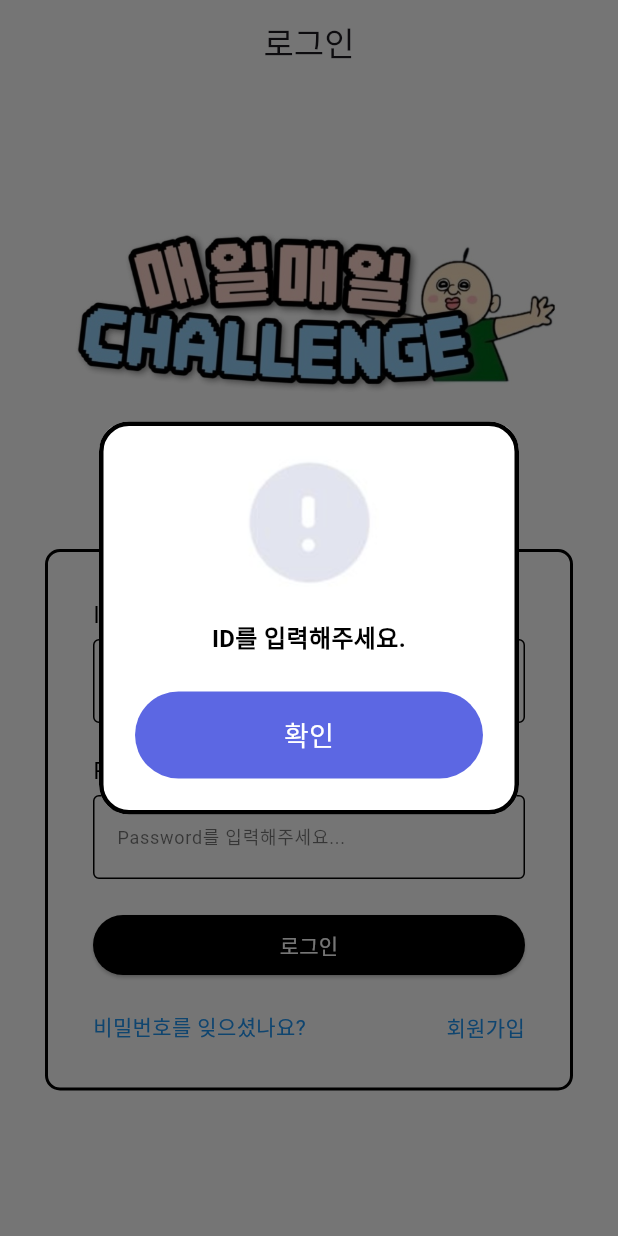
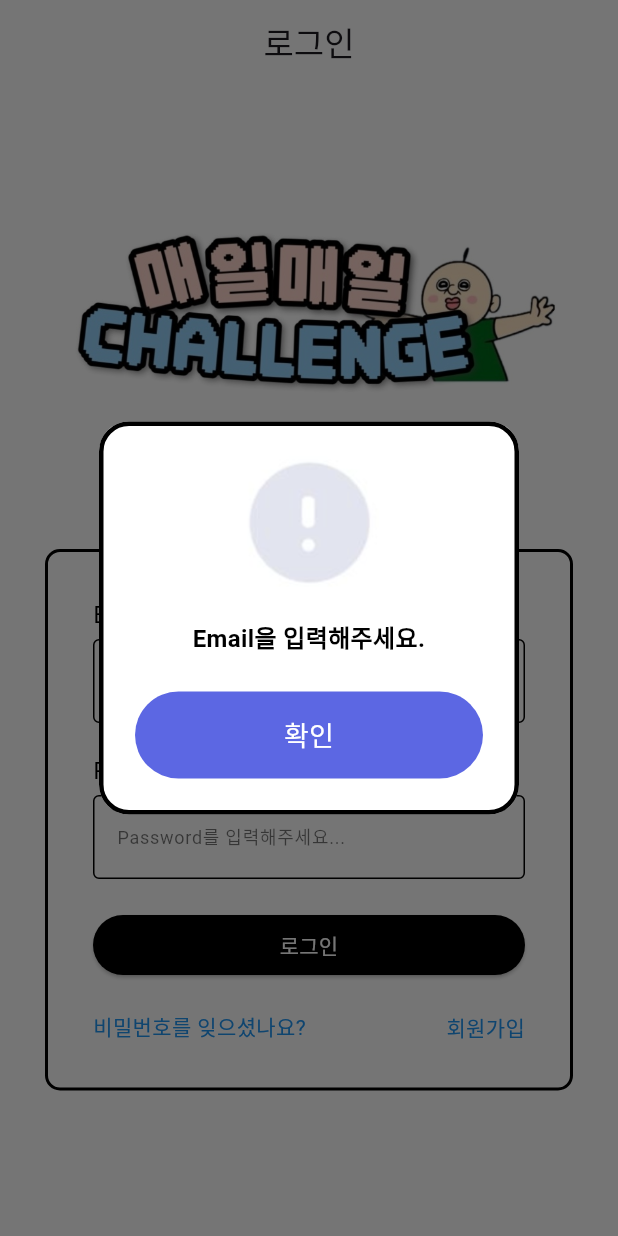
Before and after one commit to MobileProgrammingggggggg/everydaychallenge, a Flutter app: the LoginScreen screen opened directly, after a tap on "로그인", on a phone screen of 412 x 824 dp. Run offline on Flutter 3.47's test engine with Material 3 defaults, Android fonts, the phone set to English and light mode, and no system bars; our stand-ins replace cloud_firestore, confetti, firebase_auth, firebase_core, font_awesome_flutter, table_calendar; accounts and stored records are empty.

Commit message:
파베 오류 수정

```diff
--- a/lib/Login_screen.dart
+++ b/lib/Login_screen.dart
@@ -1,4 +1,5 @@
 import 'package:flutter/material.dart';
+import 'package:firebase_auth/firebase_auth.dart'; // Firebase Auth 추가
 import 'ForgotPassword_screen.dart';
 import 'SignUp_screen.dart';
 import 'Error_screen.dart';
@@ -23,27 +24,68 @@ class Login extends StatelessWidget {
 
 class LoginScreen extends StatelessWidget {
   final TextEditingController _passwordController = TextEditingController();
-  final TextEditingController _idController = TextEditingController();
+  final TextEditingController _emailController = TextEditingController();
 
+  // 에러 다이얼로그
   void _showErrorDialog(BuildContext context, String message) {
     showDialog(
       context: context,
       builder: (BuildContext context) {
-        return ErrorDialog(message: message); // ErrorDialog 호출
+        return ErrorDialog(message: message);
       },
     );
+  }
+
+  // Firebase를 사용한 로그인 처리
+  void _login(BuildContext context) async {
+    String email = _emailController.text.trim();
+    String password = _passwordController.text.trim();
+
+    if (email.isEmpty) {
+      _showErrorDialog(context, 'Email을 입력해주세요.');
+      return;
+    }
+    if (password.isEmpty) {
+      _showErrorDialog(context, 'Password를 입력해주세요.');
+      return;
+    }
+
+    try {
+      // Firebase Authentication 로그인
+      final credential = await FirebaseAuth.instance.signInWithEmailAndPassword(
+        email: email,
+        password: password,
+      );
+      print('로그인 성공: ${credential.user?.email}');
+      // 로그인 성공 시 메인 화면으로 이동
+      Navigator.pushReplacement(
+        context,
+        MaterialPageRoute(builder: (context) => MyApp()),
+      );
+    } on FirebaseAuthException catch (e) {
+      if (e.code == 'user-not-found') {
+        _showErrorDialog(context, '등록되지 않은 사용자입니다.');
+      } else if (e.code == 'wrong-password') {
+        _showErrorDialog(context, '비밀번호가 틀렸습니다.');
+      } else {
+        _showErrorDialog(context, '로그인 실패: ${e.message}');
+      }
+    } catch (e) {
+      _showErrorDialog(context, '알 수 없는 오류가 발생했습니다.');
+      print('Error: $e');
+    }
   }
 
   @override
   Widget build(BuildContext context) {
     return Scaffold(
-      resizeToAvoidBottomInset : false,
+      resizeToAvoidBottomInset: false,
       appBar: AppBar(
         title: Text('로그인'),
-        centerTitle: true, // 제목을 가운데 정렬
-        backgroundColor: Colors.white, // 앱바 배경색을 흰색으로 설정
+        centerTitle: true,
+        backgroundColor: Colors.white,
       ),
-      backgroundColor: Colors.white, // 앱 전체 배경색을 흰색으로 설정
+      backgroundColor: Colors.white,
       body: SingleChildScrollView(
         padding: const EdgeInsets.all(30.0),
         child: Center(
@@ -53,50 +95,45 @@ class LoginScreen extends StatelessWidget {
               // 이미지 추가
               Image.asset(
                 'assets/images/logo.png', // 이미지 경로
-                height: 250, // 이미지 높이 설정
+                height: 250,
                 width: 400,
               ),
               SizedBox(height: 30), // 이미지와 다음 요소 간격
               Container(
                 padding: const EdgeInsets.all(30.0),
                 decoration: BoxDecoration(
-                  border: Border.all(color: Colors.black, width: 2), // 테두리 추가
-                  borderRadius: BorderRadius.circular(10), // 테두리 모서리 둥글게
+                  border: Border.all(color: Colors.black, width: 2),
+                  borderRadius: BorderRadius.circular(10),
                 ),
                 child: Column(
                   mainAxisSize: MainAxisSize.min,
-                  crossAxisAlignment: CrossAxisAlignment.start, // 왼쪽 정렬
+                  crossAxisAlignment: CrossAxisAlignment.start,
                   children: [
-                    // ID 텍스트 추가
+                    // Email 입력 필드
                     Text(
-                      'ID',
+                      'Email',
                       style: TextStyle(fontSize: 16, color: Colors.black),
                     ),
                     SizedBox(height: 5),
                     TextField(
-                      controller: _idController,
-                      style: TextStyle(color: Colors.black), // 텍스트 색상 설정
-                      cursorColor: Colors.black, // 커서 색상 설정
+                      controller: _emailController,
+                      style: TextStyle(color: Colors.black),
+                      cursorColor: Colors.black,
                       decoration: InputDecoration(
-                        labelText: 'ID를 입력해주세요...',
-                        labelStyle:
-                            TextStyle(color: Colors.black54, fontSize: 12),
-                        // 연한 레이블 색상 설정
+                        labelText: 'Email을 입력해주세요...',
+                        labelStyle: TextStyle(color: Colors.black54, fontSize: 12),
                         border: OutlineInputBorder(),
                         enabledBorder: OutlineInputBorder(
-                          borderSide:
-                              BorderSide(color: Colors.black), // 기본 테두리 색상
+                          borderSide: BorderSide(color: Colors.black),
                         ),
                         focusedBorder: OutlineInputBorder(
-                          borderSide:
-                              BorderSide(color: Colors.black), // 포커스 시 테두리 색상
+                          borderSide: BorderSide(color: Colors.black),
                         ),
-                        floatingLabelBehavior:
-                            FloatingLabelBehavior.never, // 레이블 애니메이션 제거
+                        floatingLabelBehavior: FloatingLabelBehavior.never,
                       ),
                     ),
                     SizedBox(height: 20),
-                    // Password 텍스트 추가
+                    // Password 입력 필드
                     Text(
                       'Password',
                       style: TextStyle(fontSize: 16, color: Colors.black),
@@ -107,72 +144,41 @@ class LoginScreen extends StatelessWidget {
                       obscureText: true,
                       style: TextStyle(color: Colors.black),
                       cursorColor: Colors.black,
-                      // 커서 색상 설정
                       decoration: InputDecoration(
                         labelText: 'Password를 입력해주세요...',
-                        labelStyle:
-                            TextStyle(color: Colors.black54, fontSize: 12),
-                        // 연한 레이블 색상 설정
+                        labelStyle: TextStyle(color: Colors.black54, fontSize: 12),
                         border: OutlineInputBorder(),
                         enabledBorder: OutlineInputBorder(
-                          borderSide:
-                              BorderSide(color: Colors.black), // 기본 테두리 색상
+                          borderSide: BorderSide(color: Colors.black),
                         ),
                         focusedBorder: OutlineInputBorder(
-                          borderSide:
-                              BorderSide(color: Colors.black), // 포커스 시 테두리 색상
+                          borderSide: BorderSide(color: Colors.black),
                         ),
-                        floatingLabelBehavior:
-                            FloatingLabelBehavior.never, // 레이블 애니메이션 제거
+                        floatingLabelBehavior: FloatingLabelBehavior.never,
                       ),
                     ),
                     SizedBox(height: 20),
 
                     // 로그인 버튼
                     SizedBox(
-                      width: double.infinity, // 버튼을 가로로 꽉 차게
+                      width: double.infinity,
                       child: ElevatedButton(
-                        onPressed: () {
-                          // 로그인 처리 로직 추가
-                          String id = _idController.text;
-                          String password = _passwordController.text;
-
-                          if (id.isEmpty) {
-                            _showErrorDialog(context, 'ID를 입력해주세요.');
-                          } else if (password.isEmpty) {
-                            _showErrorDialog(context, 'Password를 입력해주세요.');
-                          } else {
-                            // 로그인 처리 로직 추가
-                            print('입력한 아이디: $id');
-                            print('입력한 비밀번호: $password');
-
-                            if (id == "user" && password == "1234") {
-                              Navigator.push(
-                                context,
-                                MaterialPageRoute(builder: (context) => MyApp()),
-                              );
-                            }
-                            else{
-                              _showErrorDialog(context, '유저 정보가 없습니다.');
-                            }
-                          }
-                        },
+                        onPressed: () => _login(context), // 로그인 로직 호출
                         child: Text('로그인'),
                         style: ElevatedButton.styleFrom(
-                          backgroundColor: Colors.black, // 배경색 검은색
-                          foregroundColor: Colors.white, // 글자색 흰색
+                          backgroundColor: Colors.black,
+                          foregroundColor: Colors.white,
                         ),
                       ),
                     ),
                     SizedBox(height: 20),
 
-                    // "비밀번호를 잊으셨나요?" 및 "회원가입" 텍스트 추가
+                    // 비밀번호 찾기 및 회원가입
                     Row(
                       mainAxisAlignment: MainAxisAlignment.spaceBetween,
                       children: [
                         GestureDetector(
                           onTap: () {
-                            // 새로운 화면으로 이동하는 로직
                             Navigator.push(
                               context,
                               MaterialPageRoute(
@@ -186,7 +192,6 @@ class LoginScreen extends StatelessWidget {
                         ),
                         GestureDetector(
                           onTap: () {
-                            // 회원가입 화면으로 이동하는 로직
                             Navigator.push(
                               context,
                               MaterialPageRoute(
--- a/pubspec.yaml
+++ b/pubspec.yaml
@@ -36,6 +36,7 @@ dependencies:
   provider: ^6.1.2
   firebase_core: ^3.8.0
   firebase_auth: ^5.3.3
+  cloud_firestore: ^5.2.1
 
   # The following adds the Cupertino Icons font to your application.
   # Use with the CupertinoIcons class for iOS style icons.
@@ -52,7 +53,9 @@ dev_dependencies:
   # activated in the `analysis_options.yaml` file located at the root of your
   # package. See that file for information about deactivating specific lint
   # rules and activating additional ones.
-  flutter_lints: ^4.0.0
+  flutter_lints: ^5.0.0
+
+ # 최신 버전 확인 가능
 
 # For information on the generic Dart part of this file, see the
 # following page: https://dart.dev/tools/pub/pubspec
```
Also changed, not shown: lib/Main_test.dart (+6 -2 lines), lib/SignUp_screen.dart (+84 -78 lines), lib/firebase_initializer.dart (added, +8 -0 lines), lib/main.dart (+9 -0 lines), lib/firebase_options.dart, pubspec.lock.
